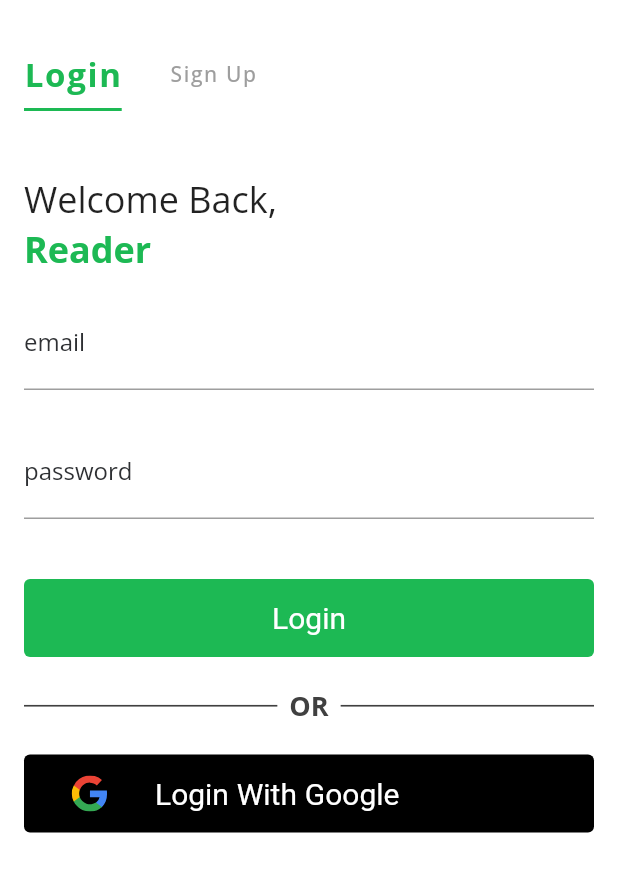
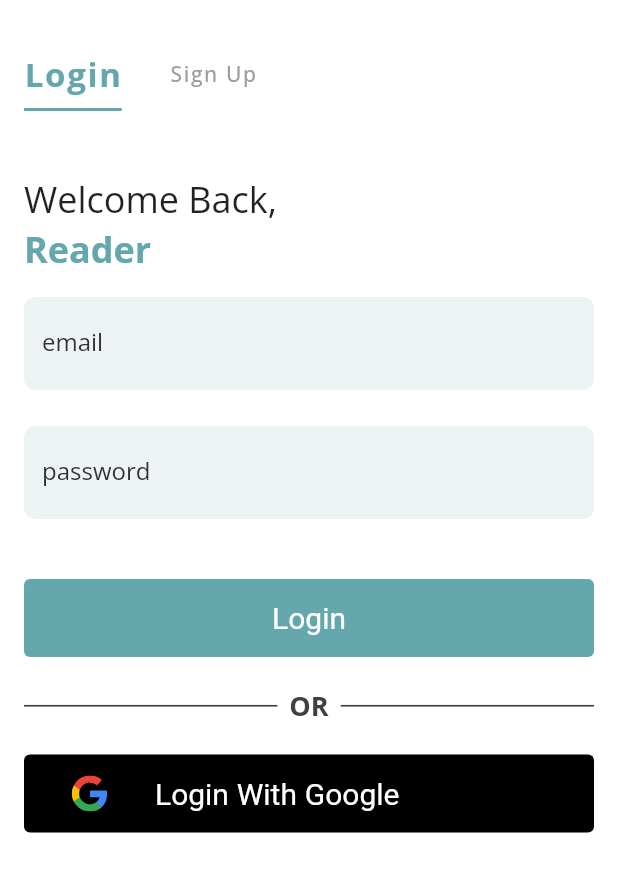
Before and after one commit to arpit-d/book_trakr, a Flutter app: the AuthView screen opened directly, on a phone screen of 412 x 824 dp. Shown: the top 872 px of the screen. Run offline on Flutter 3.47's test engine with Material 2 defaults, Android fonts, the phone set to English and light mode, and no system bars; our stand-ins replace bloc, cloud_firestore, equatable, firebase_auth, firebase_core, flutter_bloc and 4 more; missing offline and left inert: flow_builder; accounts and stored records are empty; network calls fail.

```diff
--- a/lib/app/core/app_colors.dart
+++ b/lib/app/core/app_colors.dart
@@ -2,22 +2,23 @@ import 'package:flutter/material.dart';
 
 class AppColors {
   static const primarySwatch = MaterialColor(
-    0xFF1DB954,
+    0xFF64A8AE,
     <int, Color>{
-      50: Color(0x1a1DB954),
-      100: Color(0xa11DB954),
-      200: Color(0xaa1DB954),
-      300: Color(0xaf1DB954),
-      400: Color(0xff1DB954),
-      500: Color(0xff1DB954),
-      600: Color(0xff1DB954),
-      700: Color(0xff1DB954),
-      800: Color(0xff1DB954),
-      900: Color(0xff1DB954)
+      50: Color(0x1a64A8AE),
+      100: Color(0xa164A8AE),
+      200: Color(0xaa64A8AE),
+      300: Color(0xaf64A8AE),
+      400: Color(0xff64A8AE),
+      500: Color(0xff64A8AE),
+      600: Color(0xff64A8AE),
+      700: Color(0xff64A8AE),
+      800: Color(0xff64A8AE),
+      900: Color(0xff64A8AE)
     },
   );
-  static const primaryColor = Color(0xFF1DB954);
+  static const primaryColor = Color(0xFF64A8AE);
   static const redErrorColor = Color(0xFFFF0033);
   static const greyLabelColor = Color(0xFF2E3033);
   static const darkGreyColor = Color(0xFF404040);
+  static const lightGreyColor = Color(0xFFEDF2F3);
 }
--- a/lib/view/home_page/trending_books_list/view/trending_books_list_view.dart
+++ b/lib/view/home_page/trending_books_list/view/trending_books_list_view.dart
@@ -27,7 +27,6 @@ class TrendingBooksListView extends StatelessWidget {
           return const CircularProgressIndicator();
         }
         if (state is TrendingBooksLoaded) {
-          debugPrint('Built');
           return Text(state.trendingBooksList.works.first.title);
         }
         return Container();
```
Also changed, not shown: lib/app/core/app_theme.dart (+11 -1 lines), lib/view/home_page/home_page_view.dart (+24 -9 lines).
